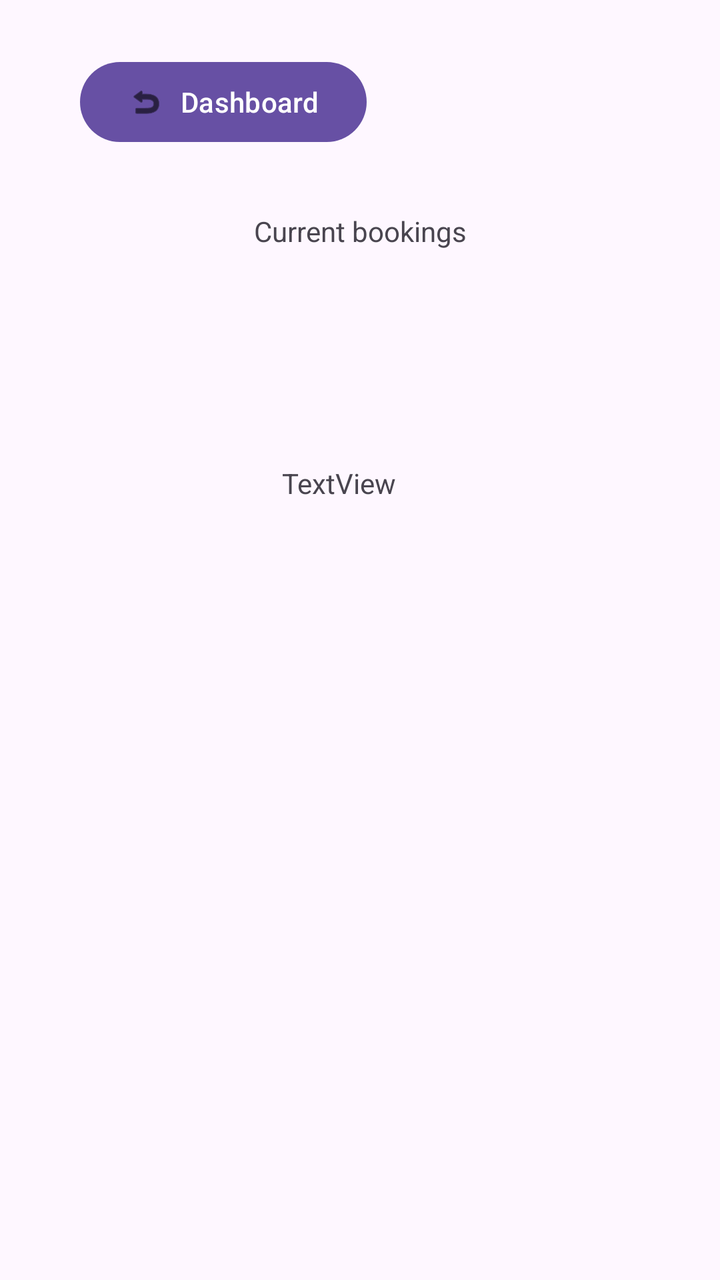
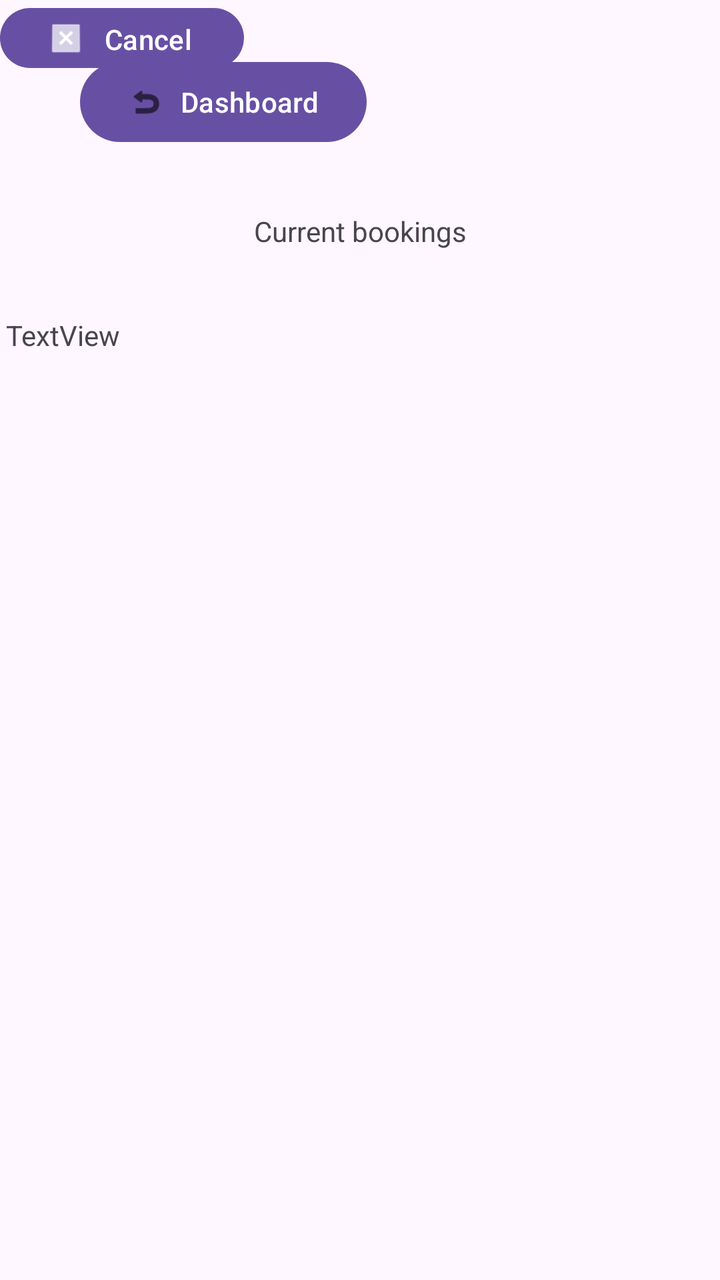

An Android layout rendered at two revisions. The XML below is the earlier revision; the diff shows what the commit changed to produce the second picture.
<!-- AndroidManifest.xml: application theme Theme.EmployeeBooking -->
<!-- res/layout/activity_view_bookings.xml -->
<?xml version="1.0" encoding="utf-8"?>
<androidx.constraintlayout.widget.ConstraintLayout xmlns:android="http://schemas.android.com/apk/res/android"
    xmlns:app="http://schemas.android.com/apk/res-auto"
    xmlns:tools="http://schemas.android.com/tools"
    android:id="@+id/main"
    android:layout_width="match_parent"
    android:layout_height="match_parent"
    tools:context=".view_bookings">

    <TextView
        android:id="@+id/textView4"
        android:layout_width="wrap_content"
        android:layout_height="wrap_content"
        android:layout_marginTop="31dp"
        android:text="Current bookings"
        app:layout_constraintEnd_toEndOf="parent"
        app:layout_constraintStart_toStartOf="parent"
        app:layout_constraintTop_toBottomOf="@+id/dashboard" />

    <Button
        android:id="@+id/dashboard"
        android:layout_width="wrap_content"
        android:layout_height="wrap_content"
        android:layout_marginStart="40dp"
        android:layout_marginTop="27dp"
        android:text="Dashboard"
        app:icon="@android:drawable/ic_menu_revert"
        app:iconTint="#000000"
        app:layout_constraintStart_toStartOf="parent"
        app:layout_constraintTop_toTopOf="parent" />

    <TextView
        android:id="@+id/savedBooking"
        android:layout_width="wrap_content"
        android:layout_height="wrap_content"
        android:layout_marginStart="14dp"
        android:layout_marginTop="107dp"
        android:text="TextView"
        app:layout_constraintStart_toStartOf="@+id/textView4"
        app:layout_constraintTop_toBottomOf="@+id/textView4" />
</androidx.constraintlayout.widget.ConstraintLayout>
<!-- resources referenced by this layout -->
<resources>
  <style name="Theme.EmployeeBooking" parent="Base.Theme.EmployeeBooking" />
  <style name="Base.Theme.EmployeeBooking" parent="Theme.Material3.DayNight.NoActionBar">
          
          
      </style>
</resources>

<!-- the commit's change to res/layout/activity_view_bookings.xml (unified diff, before → after) -->
@@ -33,9 +33,18 @@
         android:id="@+id/savedBooking"
         android:layout_width="wrap_content"
         android:layout_height="wrap_content"
-        android:layout_marginStart="14dp"
-        android:layout_marginTop="107dp"
+        android:layout_marginStart="3dp"
+        android:layout_marginTop="158dp"
         android:text="TextView"
-        app:layout_constraintStart_toStartOf="@+id/textView4"
-        app:layout_constraintTop_toBottomOf="@+id/textView4" />
+        app:layout_constraintStart_toStartOf="parent"
+        app:layout_constraintTop_toTopOf="parent" />
+
+    <Button
+        android:id="@+id/button2"
+        android:layout_width="122dp"
+        android:layout_height="38dp"
+        android:text="Cancel"
+        app:icon="@android:drawable/btn_dialog"
+        tools:layout_editor_absoluteX="284dp"
+        tools:layout_editor_absoluteY="141dp" />
 </androidx.constraintlayout.widget.ConstraintLayout>
